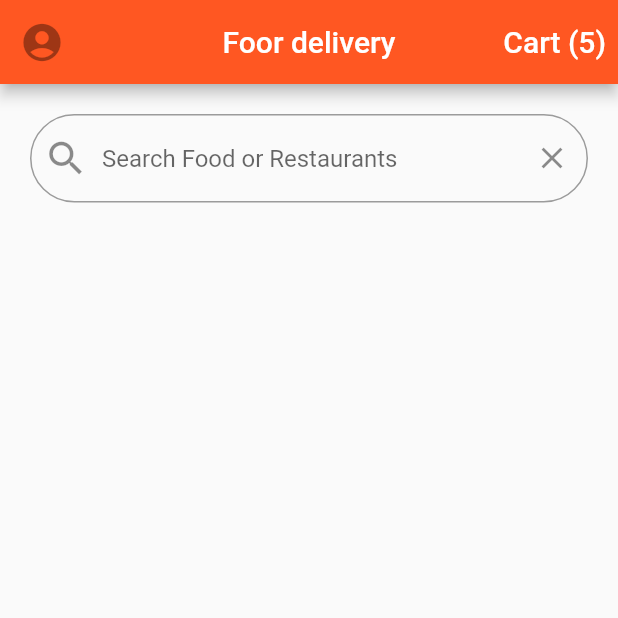
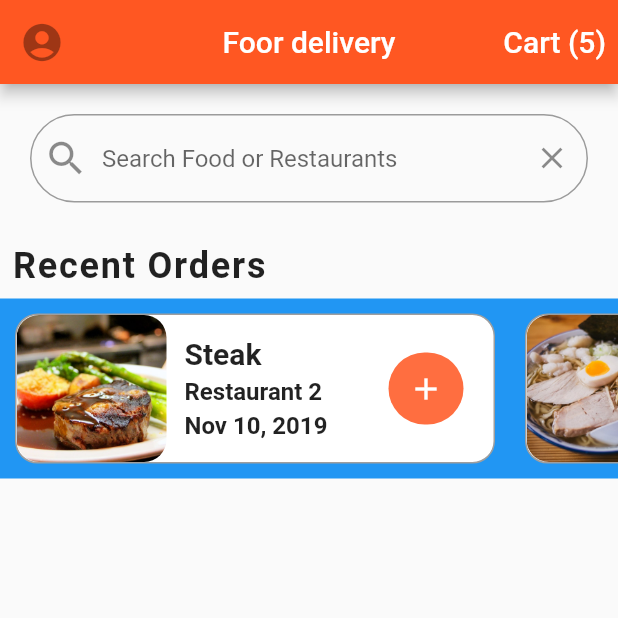
Before and after one commit to olvanotjeanclaude/food_delivery, a Flutter app: the screen it shows after launch, on a phone screen of 412 x 824 dp, the top half of it. Run offline on Flutter 3.47's test engine with Material 2 defaults, Android fonts, the phone set to English and light mode, and no system bars.

Commit message:
food category finished

```diff
--- /dev/null
+++ b/lib/practice/index.dart
@@ -0,0 +1,19 @@
+import "package:flutter/material.dart";
+import 'home_screen.dart';
+
+void main() => runApp(const Homepage());
+
+class Homepage extends StatelessWidget {
+  const Homepage({Key? key}) : super(key: key);
+
+  @override
+  Widget build(BuildContext context) {
+    return MaterialApp(
+      debugShowCheckedModeBanner: false,
+      home: const HomeScreen(),
+      theme: ThemeData(
+          primarySwatch: Colors.orange,
+          scaffoldBackgroundColor: Colors.green[50]),
+    );
+  }
+}
--- a/lib/screens/home_screen.dart
+++ b/lib/screens/home_screen.dart
@@ -1,5 +1,6 @@
 import "package:flutter/material.dart";
 import 'package:food_delivery/data/data.dart';
+import "package:food_delivery/widgets/food_category.dart";
 
 class HomeScreen extends StatefulWidget {
   const HomeScreen({Key? key}) : super(key: key);
@@ -58,7 +59,8 @@ class _HomeScreenState extends State<HomeScreen> {
                     borderRadius: BorderRadius.circular(30.0),
                     borderSide: const BorderSide(width: 0.8))),
           ),
-        )
+        ),
+        const FoodCategories()
       ]),
     );
   }
--- /dev/null
+++ b/lib/widgets/food_category.dart
@@ -0,0 +1,108 @@
+import "package:flutter/material.dart";
+import 'package:food_delivery/data/data.dart';
+import 'package:food_delivery/models/order.dart';
+
+class FoodCategories extends StatelessWidget {
+  const FoodCategories({Key? key}) : super(key: key);
+
+  @override
+  Widget build(BuildContext context) {
+    return Column(
+      crossAxisAlignment: CrossAxisAlignment.start,
+      children: [
+        const Padding(
+          padding: EdgeInsets.all(8.0),
+          child: Text(
+            "Recent Orders",
+            style: TextStyle(
+                fontWeight: FontWeight.w600, fontSize: 24, letterSpacing: 1.2),
+          ),
+        ),
+        Container(
+          color: Colors.blue,
+          height: 120,
+          child: ListView.builder(
+              scrollDirection: Axis.horizontal,
+              physics: const BouncingScrollPhysics(),
+              itemCount: currentUser.orders.length,
+              itemBuilder: (BuildContext context, index) {
+                final Order orders = currentUser.orders[index];
+                return Container(
+                  width: 320,
+                  margin: const EdgeInsets.all(10),
+                  decoration: BoxDecoration(
+                      border: Border.all(width: 1, color: Colors.grey),
+                      borderRadius: BorderRadius.circular(15),
+                      color: Colors.white),
+                  child: Row(
+                    mainAxisAlignment: MainAxisAlignment.spaceBetween,
+                    children: [
+                      Row(
+                        children: [
+                          ClipRRect(
+                            borderRadius: BorderRadius.circular(15.0),
+                            child: Image.asset(
+                              orders.food.imageUrl,
+                              width: 100,
+                              height: 100,
+                              fit: BoxFit.cover,
+                            ),
+                          ),
+                          Container(
+                            margin: const EdgeInsets.all(12),
+                            child: Column(
+                              crossAxisAlignment: CrossAxisAlignment.start,
+                              mainAxisAlignment: MainAxisAlignment.center,
+                              children: [
+                                Text(
+                                  orders.food.name,
+                                  style: const TextStyle(
+                                      overflow: TextOverflow.ellipsis,
+                                      fontWeight: FontWeight.bold,
+                                      fontSize: 20),
+                                ),
+                                const SizedBox(height: 4),
+                                Text(
+                                  orders.restaurant.name,
+                                  style: const TextStyle(
+                                      overflow: TextOverflow.ellipsis,
+                                      fontWeight: FontWeight.w600,
+                                      fontSize: 16),
+                                ),
+                                const SizedBox(
+                                  height: 4,
+                                ),
+                                Text(
+                                  orders.date,
+                                  style: const TextStyle(
+                                    overflow: TextOverflow.ellipsis,
+                                    fontWeight: FontWeight.bold,
+                                    fontSize: 16,
+                                  ),
+                                )
+                              ],
+                            ),
+                          ),
+                        ],
+                      ),
+                      Container(
+                        margin: const EdgeInsets.only(right: 20),
+                        width: 50,
+                        child: const IconButton(
+                          icon: Icon(Icons.add, color: Colors.white),
+                          onPressed: null,
+                        ),
+                        decoration: BoxDecoration(
+                            borderRadius: BorderRadius.circular(30),
+                            color: Theme.of(context).primaryColor),
+                      ),
+                    ],
+                  ),
+                );
+              }),
+          //child: ListView.builder(itemBuilder: null,itemCount:names.length),
+        ),
+      ],
+    );
+  }
+}
--- a/pubspec.yaml
+++ b/pubspec.yaml
@@ -59,7 +59,7 @@ flutter:
 
   # To add assets to your application, add an assets section, like this:
   assets:
-     - assets/images
+     - assets/images/
   #   - images/a_dot_ham.jpeg
 
   # An image asset can refer to one or more resolution-specific "variants", see
```
Also changed, not shown: lib/practice/home_screen.dart (added, +36 -0 lines), lib/practice/navbar/navbar.dart (added, +36 -0 lines).
